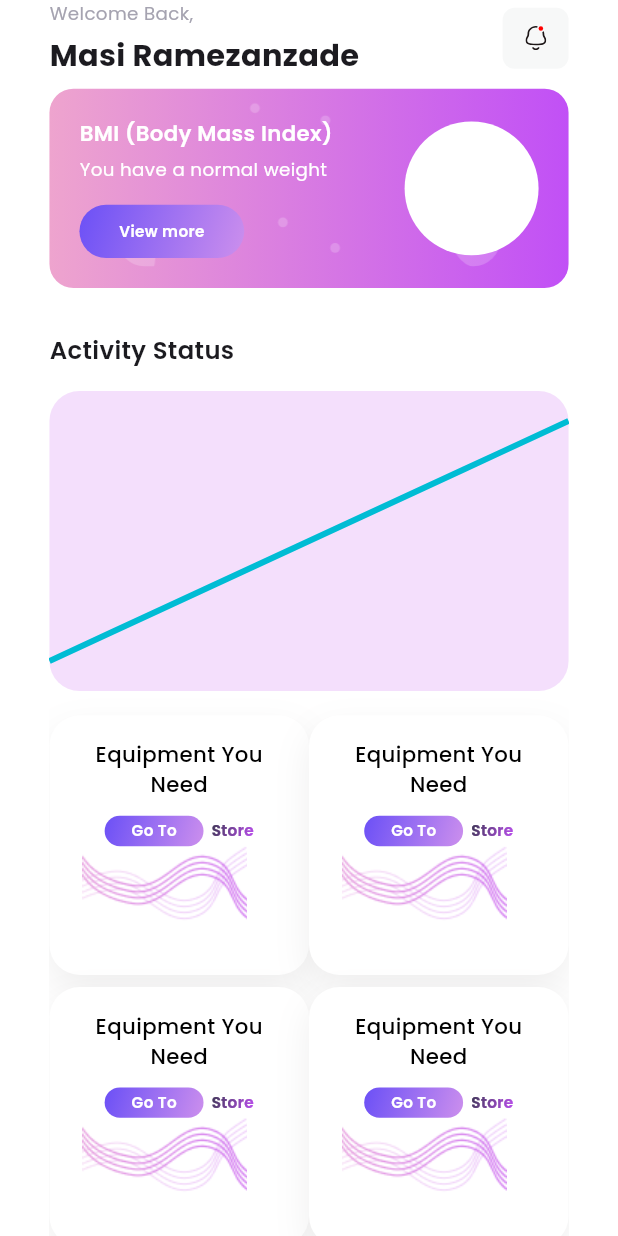
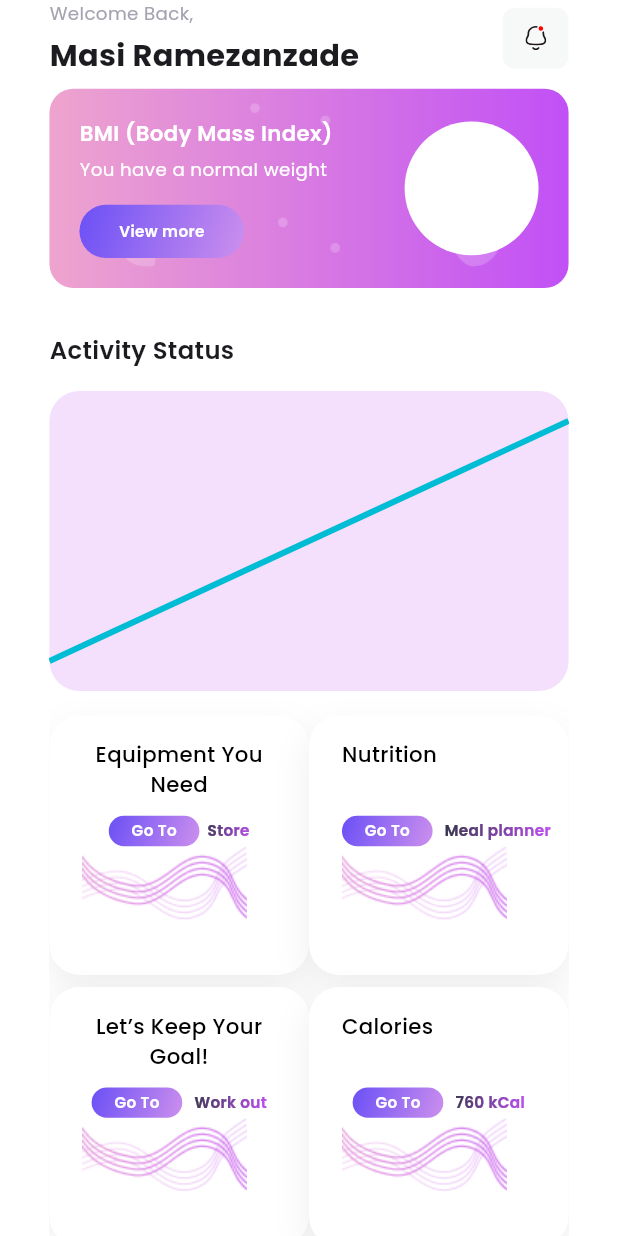
Before and after one commit to aliNassef/FitTrack, a Flutter app: the HomeView screen opened directly, after a tap on "Go To", on a phone screen of 412 x 824 dp. Run offline on Flutter 3.47's test engine with Material 3 defaults, Android fonts, the phone set to English and light mode, and no system bars; drawn by our look-alikes of fl_chart; our stand-ins replace carousel_slider, device_preview_plus, dio, dotted_border, easy_localization, flutter_bloc and 9 more; accounts and stored records are empty; project files that could hold a hidden picture were left out.

Commit message:
feat: Add meal image and reminder icons, refactor navigation and UI components
- Added new meal image asset to AppImages.
- Introduced active and inactive reminder icons to AppIcons.
- Updated SuccessfulRegistrationView to navigate to HomeView without removing previous routes.
- Refactored CompleteProfileViewBody for consistent spacing and layout.
- Enhanced HomeGridItem to utilize HomeModel for dynamic content and navigation.
- Modified HomeViewBody to use a list of HomeModel instances for grid items.
- Improved MealPlannerView to include padding and safe area for better layout.
- Added ExploreMealItem and MealItem widgets for meal selection interface.
- Updated TrainLessonsItem to streamline UI and navigation.
- Enhanced ViewMoreButton to accept onTap callback for better reusability.
- Refactored WorkoutDetailsViewBody and WorkoutViewBody to manage back navigation.

```diff
--- a/lib/core/utils/app_images.dart
+++ b/lib/core/utils/app_images.dart
@@ -11,6 +11,7 @@ abstract class AppImages {
   static const String register3 = 'assets/images/register3.png';
   static const String successRegister = 'assets/images/sucess_reg.png';
   static const String character = 'assets/images/Character.png';
+  static const String meal = 'assets/images/meal.png';
   static const String workoutBackground =
       'assets/images/workout_background.png';
   static const String homeBackgroundItem =
@@ -59,6 +60,9 @@ abstract class AppIcons {
   static const String difficultyIcon =
       'assets/icons/diffculty_workout_icon.svg';
   static const String schedualeIcon = 'assets/icons/scheduale_workout_icon.svg';
+  static const String activeReminderIcon = 'assets/icons/remider_icon.svg';
+  static const String inActiveReminderIcon =
+      'assets/icons/in_active_reminder_icon.svg';
 
   static const String homeBackgroundBannerIcon =
       'assets/icons/home_background.svg';
--- a/lib/features/auth/presentation/views/sucess_registration_view.dart
+++ b/lib/features/auth/presentation/views/sucess_registration_view.dart
@@ -52,10 +52,6 @@ class SuccessfulRegistrationView extends StatelessWidget {
   }
 
   void _goToHomePage(BuildContext context) {
-    Navigator.pushNamedAndRemoveUntil(
-      context,
-      HomeView.routeName,
-      (route) => false,
-    );
+    Navigator.of(context).pushNamed(HomeView.routeName);
   }
 }
--- /dev/null
+++ b/lib/features/home/data/models/home_model.dart
@@ -0,0 +1,7 @@
+class HomeModel {
+  final String title;
+  final String subTitle;
+
+  HomeModel({required this.title, required this.subTitle});
+
+}
--- a/lib/features/home/presentation/widgets/home_grid_item.dart
+++ b/lib/features/home/presentation/widgets/home_grid_item.dart
@@ -1,4 +1,7 @@
 import 'package:fit_track_app/core/utils/app_images.dart';
+import 'package:fit_track_app/features/home/data/models/home_model.dart';
+import 'package:fit_track_app/features/meal_planner/presentation/view/meal_planner_view.dart';
+import 'package:fit_track_app/features/workout/presentation/view/workout_view.dart';
 import 'package:flutter/material.dart';
 import 'package:flutter_screenutil/flutter_screenutil.dart';
 
@@ -10,8 +13,11 @@ import '../../../../core/utils/app_styles.dart';
 class HomeGridItem extends StatelessWidget {
   const HomeGridItem({
     super.key,
+    required this.instance,
+    required this.index,
   });
-
+  final HomeModel instance;
+  final int index;
   @override
   Widget build(BuildContext context) {
     return Container(
@@ -25,7 +31,7 @@ class HomeGridItem extends StatelessWidget {
       child: Stack(
         children: [
           Text(
-            'Equipment You Need',
+            instance.title,
             style: AppStyles.medium14.copyWith(
               color: const Color(0xff000000),
             ),
@@ -41,13 +47,15 @@ class HomeGridItem extends StatelessWidget {
               children: [
                 SizedBox(
                   height: 20.h,
-                  width: 60.w,
+                  width: 55.w,
                   child: DefaultAppButton(
                     text: 'Go To',
                     textStyle: AppStyles.semiBold10.copyWith(
                       color: Colors.white,
                     ),
-                    onPressed: () {},
+                    onPressed: () {
+                      _goToSelectedPage(context);
+                    },
                   ),
                 ),
                 ShaderMask(
@@ -62,7 +70,7 @@ class HomeGridItem extends StatelessWidget {
                     Rect.fromLTWH(0, 0, bounds.width, bounds.height),
                   ),
                   child: Text(
-                    '  Store',
+                    '  ${instance.subTitle}',
                     style: AppStyles.semiBold10.copyWith(
                       color: Colors.white,
                     ),
@@ -82,4 +90,15 @@ class HomeGridItem extends StatelessWidget {
       ),
     );
   }
+
+  void _goToSelectedPage(BuildContext context) {
+    if (index == 2) {
+      Navigator.of(context, rootNavigator: true)
+          .pushNamed(WorkoutView.routeName);
+    }
+    if (index == 1) {
+      Navigator.of(context, rootNavigator: true)
+          .pushNamed(MealPlannerView.routeName);
+    }
+  }
 }
--- a/lib/features/home/presentation/widgets/home_view_body.dart
+++ b/lib/features/home/presentation/widgets/home_view_body.dart
@@ -1,3 +1,4 @@
+import 'package:fit_track_app/features/home/data/models/home_model.dart';
 import 'package:flutter/material.dart';
 import '../../../../core/helpers/app_spacer.dart';
 import '../../../../core/utils/app_styles.dart';
@@ -10,7 +11,12 @@ class HomeViewBody extends StatelessWidget {
   const HomeViewBody({
     super.key,
   });
-
+  static final gridItems = [
+    HomeModel(title: 'Equipment You Need', subTitle: 'Store'),
+    HomeModel(title: 'Nutrition', subTitle: ' Meal planner'),
+    HomeModel(title: 'Let’s Keep Your Goal!', subTitle: ' Work out'),
+    HomeModel(title: 'Calories', subTitle: ' 760 kCal'),
+  ];
   @override
   Widget build(BuildContext context) {
     return CustomScrollView(
@@ -34,14 +40,17 @@ class HomeViewBody extends StatelessWidget {
           ),
         ),
         SliverGrid.builder(
-          itemCount: 6,
+          itemCount: gridItems.length,
           gridDelegate: const SliverGridDelegateWithFixedCrossAxisCount(
             crossAxisCount: 2,
             childAspectRatio: 1,
             mainAxisSpacing: 8,
           ),
           itemBuilder: (_, index) {
-            return const HomeGridItem();
+            return HomeGridItem(
+              index: index,
+              instance: gridItems[index],
+            );
           },
         ),
         const SliverToBoxAdapter(
--- a/lib/features/workout/presentation/widgets/workout_view_body.dart
+++ b/lib/features/workout/presentation/widgets/workout_view_body.dart
@@ -32,6 +32,7 @@ class WorkoutViewBody extends StatelessWidget {
           SliverPadding(
             padding: const EdgeInsets.symmetric(horizontal: 30),
             sliver: SliverAppBar(
+              automaticallyImplyLeading: false,
               backgroundColor: Colors.transparent,
               title: CustomAppBar(
                 title: 'Workout Tracker',
```
Also changed, not shown: lib/features/auth/presentation/widgets/complete_profile_view_body.dart (+6 -6 lines), lib/features/meal_planner/presentation/view/meal_planner_view.dart (+8 -2 lines), lib/features/meal_planner/presentation/widgets/explore_meal_item.dart (added, +53 -0 lines), lib/features/meal_planner/presentation/widgets/meal_item.dart (added, +44 -0 lines), lib/features/meal_planner/presentation/widgets/meal_planner_view_body.dart (+13 -3 lines), lib/features/workout/presentation/widgets/train_lessons_item.dart (+6 -7 lines), lib/features/workout/presentation/widgets/view_more_button.dart (+7 -3 lines), lib/features/workout/presentation/widgets/workout_details_view_body.dart (+6 -2 lines), assets/icons/in_active_reminder_icon.svg (added), assets/icons/remider_icon.svg (added), assets/images/meal.png (added), 4 other files.
